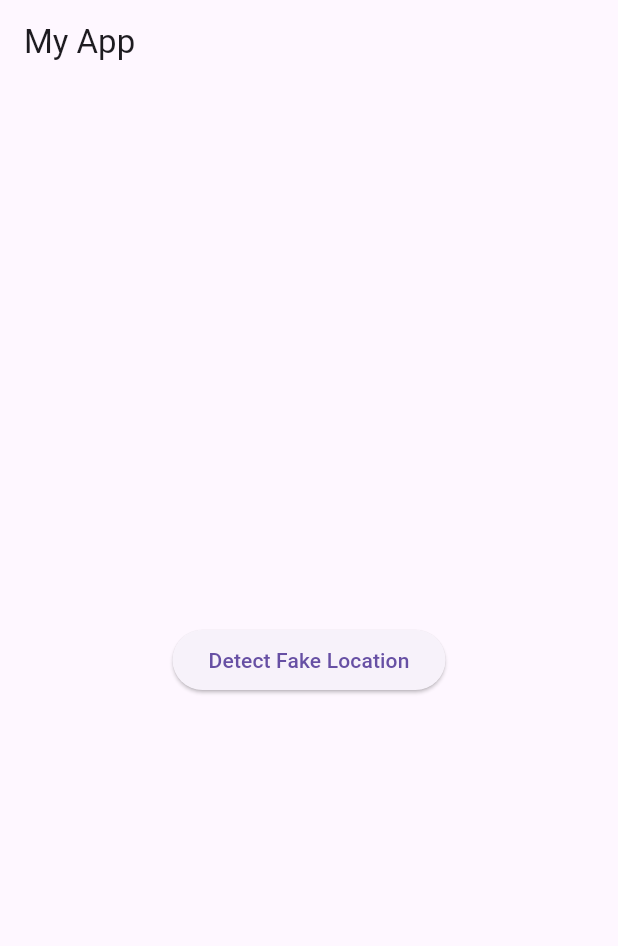
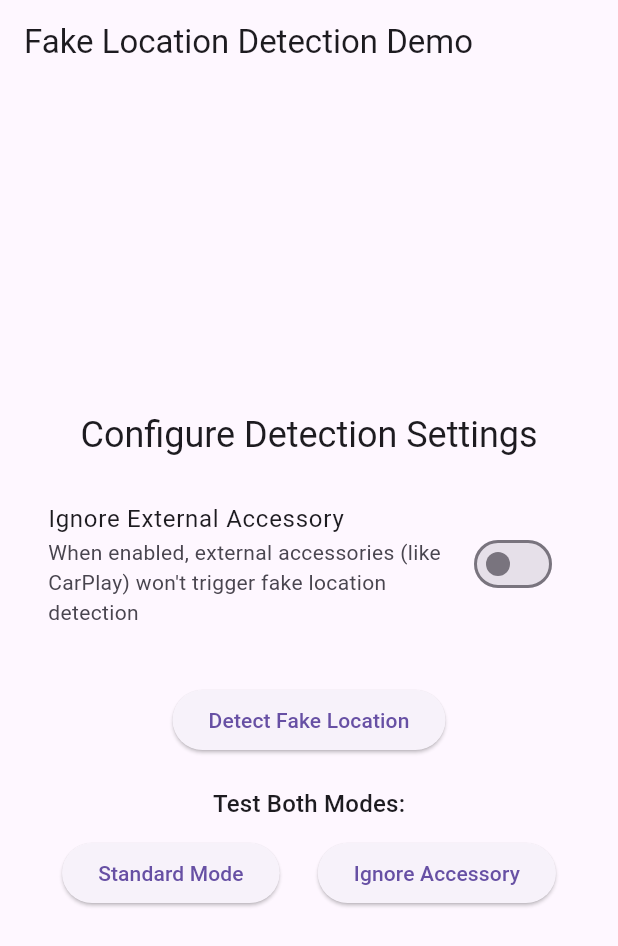
Before and after one commit to zeexan-dev/detect_fake_location, a Flutter app: the screen it shows after launch, after a tap on "Detect Fake Location", on a phone screen of 412 x 824 dp. Shown: the top 946 px of the screen. Run offline on Flutter 3.47's test engine with Material 3 defaults, Android fonts, the phone set to English and light mode, and no system bars; our stand-ins replace permission_handler, plugin_platform_interface.

Commit message:
feat: Added `ignoreExternalAccessory` configuration parameter for iOS

```diff
--- a/example/lib/main.dart
+++ b/example/lib/main.dart
@@ -15,26 +15,24 @@ class MyApp extends StatelessWidget {
   }
 }
 
-class MyHomePage extends StatelessWidget {
+class MyHomePage extends StatefulWidget {
+  const MyHomePage({Key? key}) : super(key: key);
+
   @override
-  Widget build(BuildContext context) {
-    return Scaffold(
-      appBar: AppBar(
-        title: Text('My App'),
-      ),
-      body: Center(
-        child: ElevatedButton(
-          child: Text('Detect Fake Location'),
-          onPressed: () async {
-            bool isFakeLocation =
-                await DetectFakeLocation().detectFakeLocation();
+  State<MyHomePage> createState() => _MyHomePageState();
+}
+
+class _MyHomePageState extends State<MyHomePage> {
+  bool _ignoreExternalAccessory = false;
+
+  void _showResult(String title, bool isFakeLocation, String mode) {
     showDialog(
       context: context,
       builder: (BuildContext context) {
         return AlertDialog(
-                  title: Text('Fake Location Checked'),
+          title: Text(title),
           content: Text(
-                      'The user is${isFakeLocation ? '' : ' not'} using a fake location.'),
+              'Mode: $mode\nThe user is${isFakeLocation ? '' : ' not'} using a fake location.'),
           actions: <Widget>[
             TextButton(
               child: Text('OK'),
@@ -46,7 +44,85 @@ class MyHomePage extends StatelessWidget {
         );
       },
     );
+  }
+
+  @override
+  Widget build(BuildContext context) {
+    return Scaffold(
+      appBar: AppBar(
+        title: Text('Fake Location Detection Demo'),
+      ),
+      body: Padding(
+        padding: const EdgeInsets.all(16.0),
+        child: Column(
+          mainAxisAlignment: MainAxisAlignment.center,
+          children: [
+            Text(
+              'Configure Detection Settings',
+              style: Theme.of(context).textTheme.headlineSmall,
+            ),
+            SizedBox(height: 20),
+            SwitchListTile(
+              title: Text('Ignore External Accessory'),
+              subtitle: Text(
+                'When enabled, external accessories (like CarPlay) won\'t trigger fake location detection',
+              ),
+              value: _ignoreExternalAccessory,
+              onChanged: (bool value) {
+                setState(() {
+                  _ignoreExternalAccessory = value;
+                });
               },
+            ),
+            SizedBox(height: 30),
+            ElevatedButton(
+              child: Text('Detect Fake Location'),
+              onPressed: () async {
+                bool isFakeLocation = await DetectFakeLocation()
+                    .detectFakeLocation(ignoreExternalAccessory: _ignoreExternalAccessory);
+                _showResult(
+                  'Fake Location Detection Result',
+                  isFakeLocation,
+                  _ignoreExternalAccessory ? 'Ignoring External Accessory' : 'Checking All Sources',
+                );
+              },
+            ),
+            SizedBox(height: 20),
+            Text(
+              'Test Both Modes:',
+              style: Theme.of(context).textTheme.titleMedium,
+            ),
+            SizedBox(height: 10),
+            Row(
+              mainAxisAlignment: MainAxisAlignment.spaceEvenly,
+              children: [
+                ElevatedButton(
+                  child: Text('Standard Mode'),
+                  onPressed: () async {
+                    bool isFakeLocation = await DetectFakeLocation()
+                        .detectFakeLocation(ignoreExternalAccessory: false);
+                    _showResult(
+                      'Standard Mode Result',
+                      isFakeLocation,
+                      'Checking All Sources',
+                    );
+                  },
+                ),
+                ElevatedButton(
+                  child: Text('Ignore Accessory'),
+                  onPressed: () async {
+                    bool isFakeLocation = await DetectFakeLocation()
+                        .detectFakeLocation(ignoreExternalAccessory: true);
+                    _showResult(
+                      'Ignore Accessory Mode Result',
+                      isFakeLocation,
+                      'Ignoring External Accessory',
+                    );
+                  },
+                ),
+              ],
+            ),
+          ],
         ),
       ),
     );
--- a/lib/detect_fake_location.dart
+++ b/lib/detect_fake_location.dart
@@ -5,15 +5,19 @@ import 'package:permission_handler/permission_handler.dart';
 class DetectFakeLocation {
   static const mothodChannel = MethodChannel('detect_fake_location');
 
-  Future<bool> detectFakeLocation() async {
+  Future<bool> detectFakeLocation({bool ignoreExternalAccessory = false}) async {
     bool result = false;
     if (await Permission.location.isGranted) {
-      result = await mothodChannel.invokeMethod('detectFakeLocation');
+      result = await mothodChannel.invokeMethod('detectFakeLocation', {
+        'ignoreExternalAccessory': ignoreExternalAccessory,
+      });
       return result;
     } else {
       PermissionStatus status = await Permission.locationWhenInUse.request();
       if (status == PermissionStatus.granted) {
-        result = await mothodChannel.invokeMethod('detectFakeLocation');
+        result = await mothodChannel.invokeMethod('detectFakeLocation', {
+          'ignoreExternalAccessory': ignoreExternalAccessory,
+        });
         return result;
       } else if (status == PermissionStatus.permanentlyDenied) {
         return false;
--- a/lib/detect_fake_location_platform_interface.dart
+++ b/lib/detect_fake_location_platform_interface.dart
@@ -9,7 +9,7 @@ abstract class DetectFakeLocationPlatform extends PlatformInterface {
   static final Object _token = Object();
 
   static DetectFakeLocationPlatform _instance =
-      MethodChannelDetectFakeLocation();
+  MethodChannelDetectFakeLocation();
 
   /// The default instance of [DetectFakeLocationPlatform] to use.
   ///
@@ -24,7 +24,7 @@ abstract class DetectFakeLocationPlatform extends PlatformInterface {
     _instance = instance;
   }
 
-  Future<bool?> detectFakeLocation() {
+  Future<bool?> detectFakeLocation({bool ignoreExternalAccessory = false}) {
     throw UnimplementedError('detectFakeLocation() has not been implemented.');
   }
 }
```
Also changed, not shown: lib/detect_fake_location_method_channel.dart (+4 -3 lines), example/pubspec.lock, 6 other files. Lines whose indentation alone changed are shown as unchanged.
